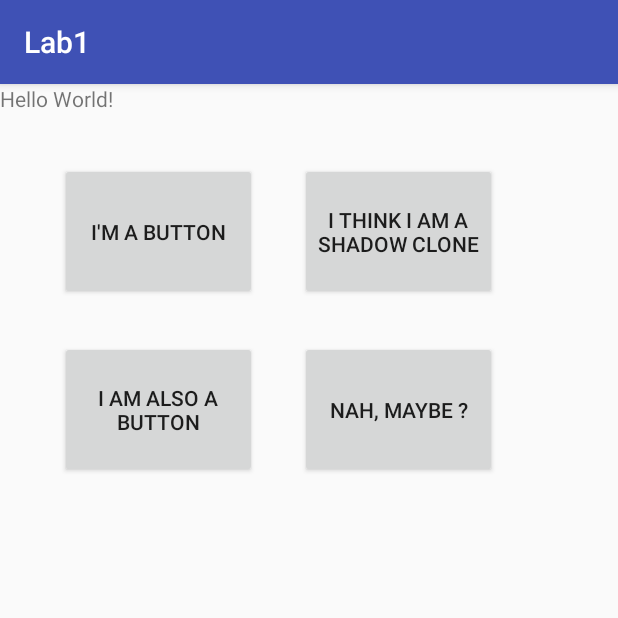
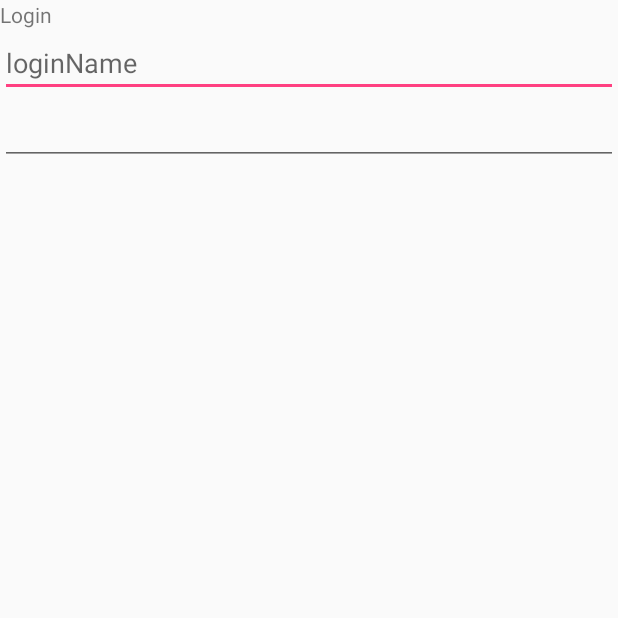
Before and after one commit to Caryourday96/CST2335, an Android app: the screen it shows after launch (StartActivity before the commit, LoginActivity after it), on a phone screen of 412 x 824 dp, the top half of it. Run offline under Robolectric (Android 15) with nearby library versions, the phone set to English and light mode, and no system bars.

Commit message:
Initial Commit

```diff
--- /dev/null
+++ b/app/src/main/java/com/example/caryourday/lab1/LoginActivity.java
@@ -0,0 +1,13 @@
+package com.example.caryourday.lab1;
+
+import android.app.Activity;
+import android.os.Bundle;
+
+public class LoginActivity extends Activity {
+
+    @Override
+    protected void onCreate(Bundle savedInstanceState) {
+        super.onCreate(savedInstanceState);
+        setContentView(R.layout.activity_login);
+    }
+}
--- /dev/null
+++ b/app/src/main/res/layout/activity_login.xml
@@ -0,0 +1,31 @@
+<?xml version="1.0" encoding="utf-8"?>
+<LinearLayout xmlns:android="http://schemas.android.com/apk/res/android"
+    xmlns:app="http://schemas.android.com/apk/res-auto"
+    xmlns:tools="http://schemas.android.com/tools"
+    android:layout_width="match_parent"
+    android:layout_height="match_parent"
+    android:orientation="vertical"
+    tools:context="com.example.caryourday.lab1.LoginActivity">
+
+    <TextView
+        android:id="@+id/textView2"
+        android:layout_width="match_parent"
+        android:layout_height="wrap_content"
+        android:text="@string/login" />
+
+    <EditText
+        android:id="@+id/editText"
+        android:layout_width="match_parent"
+        android:layout_height="wrap_content"
+        android:ems="10"
+        android:hint="loginName"
+        android:inputType="textWebEmailAddress" />
+
+    <EditText
+        android:id="@+id/editText3"
+        android:layout_width="match_parent"
+        android:layout_height="wrap_content"
+        android:ems="10"
+        android:inputType="textPassword" />
+
+</LinearLayout>
--- a/app/src/main/res/layout/activity_start.xml
+++ b/app/src/main/res/layout/activity_start.xml
@@ -27,46 +27,7 @@
         app:layout_constraintTop_toBottomOf="@+id/textView"
         tools:layout_constraintLeft_creator="1"
         app:layout_constraintLeft_toLeftOf="parent" />
-    <Button
-        android:id="@+id/button1"
-        android:layout_width="131dp"
-        android:layout_height="91dp"
-        android:text="@string/ButtonText1"
-        app:layout_constraintVertical_bias="0.4"
-        app:layout_constraintHorizontal_bias="0.5"
-        tools:layout_constraintTop_creator="1"
-        android:layout_marginStart="40dp"
-        android:layout_marginTop="140dp"
-        app:layout_constraintTop_toBottomOf="@+id/textView"
-        tools:layout_constraintLeft_creator="1"
-        app:layout_constraintLeft_toLeftOf="parent" />
-    <Button
-        android:id="@+id/button3"
-        android:layout_width="131dp"
-        android:layout_height="91dp"
-        android:text="@string/ButtonText3"
-        app:layout_constraintVertical_bias="0.4"
-        app:layout_constraintHorizontal_bias="0.5"
-        tools:layout_constraintTop_creator="1"
-        android:layout_marginStart="200dp"
-        android:layout_marginTop="140dp"
-        app:layout_constraintTop_toBottomOf="@+id/textView"
-        tools:layout_constraintLeft_creator="1"
-        app:layout_constraintLeft_toLeftOf="parent" />
 
-    <Button
-        android:id="@+id/button2"
-        android:layout_width="131dp"
-        android:layout_height="91dp"
-        android:text="@string/ButtonText2"
-        app:layout_constraintVertical_bias="0.4"
-        app:layout_constraintHorizontal_bias="0.5"
-        tools:layout_constraintTop_creator="1"
-        android:layout_marginStart="200dp"
-        android:layout_marginTop="21dp"
-        app:layout_constraintTop_toBottomOf="@+id/textView"
-        tools:layout_constraintLeft_creator="1"
-        app:layout_constraintLeft_toLeftOf="parent" />
 
 
 
--- a/app/src/main/res/values/strings.xml
+++ b/app/src/main/res/values/strings.xml
@@ -2,7 +2,5 @@
     <string name="app_name">Lab1</string>
     <string name="hello_message">Hello World!</string>
     <string name="ButtonText">I\'m a button</string>
-    <string name="ButtonText1">I am also a button</string>
-    <string name="ButtonText2">I think I am a Shadow Clone</string>
-    <string name="ButtonText3">Nah, Maybe ?</string>
+    <string name="login"> Login </string>
 </resources>
```
Also changed, not shown: app/src/main/AndroidManifest.xml (+8 -1 lines), app/src/main/java/com/example/caryourday/lab1/ListActivityItem.java (added, +13 -0 lines), app/src/main/res/layout/activity_list_item.xml (added, +46 -0 lines), 1 other file.
